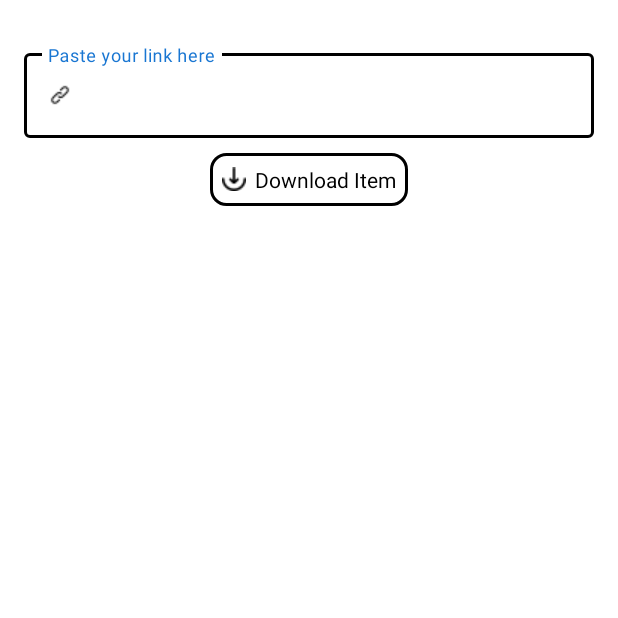
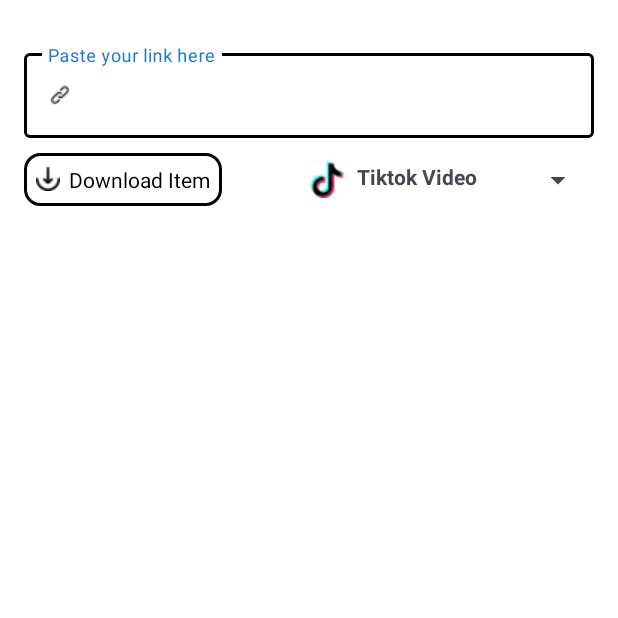
Before and after one commit to pahmiw/downly, an Android app: the screen it shows after launch (MainActivity), on a phone screen of 412 x 824 dp, the top half of it. Run offline under Robolectric (Android 15) with nearby library versions, the phone set to English and light mode, and no system bars; our stand-ins replace Timber; libraries missing offline, so code that uses them is left out: com.fondesa.kpermissions, com.liulishuo.filedownloader; 3 statements that could not run were skipped.

Commit message:
revamp ui downly with spinner choice

```diff
--- a/app/src/main/AndroidManifest.xml
+++ b/app/src/main/AndroidManifest.xml
@@ -20,7 +20,7 @@
         android:theme="@style/Theme.DownloaderApp"
         tools:targetApi="31">
         <activity
-            android:name="id.downly.MainActivity"
+            android:name="id.downly.main.MainActivity"
             android:exported="true">
             <intent-filter>
                 <action android:name="android.intent.action.MAIN" />
--- a/app/src/main/java/id/downly/ItemDownloaded.kt
+++ b/app/src/main/java/id/downly/entity/ItemDownloaded.kt
@@ -1,4 +1,4 @@
-package id.downly
+package id.downly.entity
 
 import android.graphics.Bitmap
 
--- /dev/null
+++ b/app/src/main/java/id/downly/entity/SupportedFile.kt
@@ -0,0 +1,12 @@
+package id.downly.entity
+
+import androidx.annotation.DrawableRes
+
+/**
+ * @Author Ahmad Pahmi Created on December 2024
+ */
+data class SupportedFile(
+    val id: Int,
+    val name: String,
+    @DrawableRes val image: Int
+)
--- a/app/src/main/java/id/downly/extension/ThumbnailExtension.kt
+++ b/app/src/main/java/id/downly/extension/ThumbnailExtension.kt
@@ -8,7 +8,6 @@ import android.graphics.Paint
 import android.graphics.pdf.PdfRenderer
 import android.media.MediaMetadataRetriever
 import android.os.ParcelFileDescriptor
-import com.github.barteksc.pdfviewer.PDFView
 import java.io.File
 
 /**
--- a/app/src/main/java/id/downly/DownloadAdapter.kt
+++ b/app/src/main/java/id/downly/main/DownloadAdapter.kt
@@ -1,4 +1,4 @@
-package id.downly
+package id.downly.main
 
 import android.content.Intent
 import android.net.Uri
@@ -8,9 +8,10 @@ import androidx.recyclerview.widget.DiffUtil
 import androidx.recyclerview.widget.RecyclerView
 import com.bumptech.glide.Glide
 import com.bumptech.glide.load.engine.DiskCacheStrategy
+import id.downly.R
 import id.downly.databinding.ItemDownloadedBinding
+import id.downly.entity.ItemDownloaded
 import java.io.File
-import timber.log.Timber
 
 
 /**
@@ -39,7 +40,7 @@ class DownloadAdapter : RecyclerView.Adapter<DownloadAdapter.DownloadViewHolder>
             override fun areItemsTheSame(
                 oldItemPosition: Int,
                 newItemPosition: Int
-            ): Boolean = downloadedItems[oldItemPosition] == newList[newItemPosition]
+            ): Boolean = downloadedItems[oldItemPosition].path == newList[newItemPosition].path
 
             override fun areContentsTheSame(
                 oldItemPosition: Int,
@@ -62,8 +63,6 @@ class DownloadAdapter : RecyclerView.Adapter<DownloadAdapter.DownloadViewHolder>
                 .diskCacheStrategy(DiskCacheStrategy.ALL)
                 .into(binding.ivFile)
 
-            Timber.tag("ISINYAA").d("asuw $item")
-
             binding.tvTitle.text = item.name
 
             binding.root.setOnClickListener {
--- a/app/src/main/java/id/downly/MainActivity.kt
+++ b/app/src/main/java/id/downly/main/MainActivity.kt
@@ -1,4 +1,4 @@
-package id.downly
+package id.downly.main
 
 import android.graphics.Bitmap
 import android.os.Bundle
@@ -7,6 +7,9 @@ import android.view.View
 import android.webkit.MimeTypeMap.getFileExtensionFromUrl
 import android.widget.Toast
 import androidx.appcompat.app.AppCompatActivity
+import androidx.core.view.isVisible
+import androidx.core.widget.doOnTextChanged
+import androidx.lifecycle.lifecycleScope
 import androidx.recyclerview.widget.GridLayoutManager
 import com.fondesa.kpermissions.allGranted
 import com.fondesa.kpermissions.anyPermanentlyDenied
@@ -15,7 +18,10 @@ import com.fondesa.kpermissions.extension.permissionsBuilder
 import com.liulishuo.filedownloader.BaseDownloadTask
 import com.liulishuo.filedownloader.FileDownloadListener
 import com.liulishuo.filedownloader.FileDownloader
+import id.downly.R
 import id.downly.databinding.ActivityMainBinding
+import id.downly.entity.ItemDownloaded
+import id.downly.entity.SupportedFile
 import id.downly.extension.createThumbnailFromImage
 import id.downly.extension.createThumbnailFromPdf
 import id.downly.extension.createThumbnailFromVideo
@@ -27,6 +33,7 @@ import kotlinx.coroutines.CoroutineScope
 import kotlinx.coroutines.Dispatchers
 import kotlinx.coroutines.SupervisorJob
 import kotlinx.coroutines.cancel
+import kotlinx.coroutines.delay
 import kotlinx.coroutines.launch
 import kotlinx.coroutines.withContext
 import timber.log.Timber
@@ -46,12 +53,13 @@ class MainActivity : AppCompatActivity() {
         ).build()
     }
 
+    private var fileExtension: String? = null
+
     override fun onCreate(savedInstanceState: Bundle?) {
         super.onCreate(savedInstanceState)
         _binding = ActivityMainBinding.inflate(layoutInflater)
         setContentView(binding.root)
         handlePermissionRequest()
-
 
         setupView()
         FileDownloader.setup(this)
@@ -85,6 +93,44 @@ class MainActivity : AppCompatActivity() {
             }
         }
 
+        val supportedFiles = listOf(
+            SupportedFile(0, "Tiktok Video", R.drawable.tiktok),
+            SupportedFile(1, "Instagram Reels", R.drawable.reels),
+            SupportedFile(2, "Instagram Feed", R.drawable.instagram),
+            SupportedFile(3, "Twitter Video", R.drawable.twitter),
+            SupportedFile(4, "Linkedin Video", R.drawable.linkedin),
+        )
+
+        val iconMap = mapOf(
+            "tiktok.com" to supportedFiles[0],
+            "instagram.com/reel" to supportedFiles[1],
+            "www.instagram.com/p/" to supportedFiles[2],
+        )
+
+        val fileExtensionMap = mapOf(
+            "instagram.com/reel" to "mp4",
+            "www.instagram.com/p/" to "jpg",
+            "tiktok.com" to "mp4",
+        )
+        val spinnerAdapter = SupportedFileAdapter(supportedFiles)
+        binding.spinner.adapter = spinnerAdapter
+
+        binding.etYourLink.doOnTextChanged { url, _, _, _ ->
+            lifecycleScope.launch {
+                binding.progress.isVisible = true
+                delay(300)
+                if (url.isNullOrEmpty()) return@launch
+
+                fileExtension = fileExtensionMap.entries.firstOrNull {
+                    url.contains(it.key, true)
+                }?.value
+
+                iconMap.entries.firstOrNull { url.contains(it.key, true) }?.value?.let {
+                    binding.spinner.setSelection(it.id, true)
+                }
+                binding.progress.isVisible = false
+            }
+        }
         refreshDownloadList()
     }
 
@@ -98,7 +144,9 @@ class MainActivity : AppCompatActivity() {
     }
 
     private suspend fun downloadFile(url: String) = withContext(Dispatchers.IO) {
-        var fileExtension: String? = getFileExtensionFromUrl(url)
+        if (fileExtension.isNullOrEmpty()) {
+            fileExtension = getFileExtensionFromUrl(url)
+        }
 
         if (fileExtension.isNullOrEmpty()) {
             val mimeType = getMimeTypeFromUrl(url)
--- /dev/null
+++ b/app/src/main/java/id/downly/main/SupportedFileAdapter.kt
@@ -0,0 +1,50 @@
+package id.downly.main
+
+import android.view.LayoutInflater
+import android.view.View
+import android.view.ViewGroup
+import android.widget.BaseAdapter
+import id.downly.databinding.ItemSupportedFileBinding
+import id.downly.entity.SupportedFile
+
+/**
+ * @Author Ahmad Pahmi Created on December 2024
+ */
+class SupportedFileAdapter(private val items: List<SupportedFile>) : BaseAdapter() {
+    override fun getCount(): Int = items.size
+
+    override fun getItem(position: Int): SupportedFile = items[position]
+
+    override fun getItemId(position: Int): Long = items[position].id.toLong()
+
+    override fun getView(position: Int, convertView: View?, parent: ViewGroup?): View {
+        return createView(position, convertView, parent)
+    }
+
+    override fun getDropDownView(position: Int, convertView: View?, parent: ViewGroup?): View {
+        return createView(position, convertView, parent)
+    }
+
+    private fun createView(position: Int, convertView: View?, parent: ViewGroup?): View {
+        val binding: ItemSupportedFileBinding
+        val view: View
+
+        if (convertView == null) {
+            binding = ItemSupportedFileBinding.inflate(
+                LayoutInflater.from(parent?.context), parent, false
+            )
+            view = binding.root
+            view.tag = binding
+        } else {
+            binding = convertView.tag as ItemSupportedFileBinding
+            view = convertView
+        }
+
+        val item = items[position]
+        binding.ivFileType.setImageResource(item.image)
+        binding.tvName.text = item.name
+
+        return view
+    }
+
+}
--- a/app/src/main/res/layout/activity_main.xml
+++ b/app/src/main/res/layout/activity_main.xml
@@ -5,7 +5,7 @@
     android:layout_width="match_parent"
     android:layout_height="match_parent"
     android:background="@color/white"
-    tools:context="id.downly.MainActivity">
+    tools:context="id.downly.main.MainActivity">
 
     <com.google.android.material.textfield.TextInputLayout
         android:id="@+id/textInputLayout"
@@ -29,6 +29,26 @@
             android:textColor="@color/my_light_primary" />
     </com.google.android.material.textfield.TextInputLayout>
 
+    <Spinner
+        android:id="@+id/spinner"
+        android:layout_width="wrap_content"
+        android:layout_height="wrap_content"
+        android:spinnerMode="dropdown"
+        app:layout_constraintBottom_toBottomOf="@+id/tv_download_item"
+        app:layout_constraintEnd_toEndOf="@+id/textInputLayout"
+        app:layout_constraintTop_toTopOf="@+id/tv_download_item" />
+
+    <ProgressBar
+        android:id="@+id/progress_file_type"
+        android:layout_width="40dp"
+        android:layout_height="40dp"
+        android:layout_marginEnd="10dp"
+        android:visibility="gone"
+        app:layout_constraintBottom_toBottomOf="@+id/spinner"
+        app:layout_constraintEnd_toEndOf="@+id/textInputLayout"
+        app:layout_constraintTop_toTopOf="@+id/spinner"
+        tools:visibility="visible" />
+
     <TextView
         android:id="@+id/tv_download_item"
         android:layout_width="wrap_content"
@@ -40,7 +60,6 @@
         android:text="@string/download_item"
         android:textColor="@color/black"
         app:drawableStartCompat="@drawable/download"
-        app:layout_constraintEnd_toEndOf="@+id/textInputLayout"
         app:layout_constraintStart_toStartOf="@+id/textInputLayout"
         app:layout_constraintTop_toBottomOf="@+id/textInputLayout"
         tools:drawableStart="@drawable/download" />
--- /dev/null
+++ b/app/src/main/res/layout/item_supported_file.xml
@@ -0,0 +1,24 @@
+<?xml version="1.0" encoding="utf-8"?>
+<LinearLayout xmlns:android="http://schemas.android.com/apk/res/android"
+    android:layout_width="wrap_content"
+    android:layout_height="wrap_content"
+    android:orientation="horizontal"
+    android:padding="8dp">
+
+    <ImageView
+        android:id="@+id/iv_file_type"
+        android:layout_width="24dp"
+        android:layout_height="24dp"
+        android:layout_gravity="center"
+        android:src="@drawable/ic_icon_downly" />
+
+    <TextView
+        android:id="@+id/tv_name"
+        android:layout_width="wrap_content"
+        android:layout_height="wrap_content"
+        android:layout_marginStart="8dp"
+        android:ellipsize="end"
+        android:maxLines="2"
+        android:text="Any Download Typedfhjjh"
+        android:textStyle="bold" />
+</LinearLayout>
```
Also changed, not shown: app/src/main/res/drawable/ic_icon_downly.png (added), app/src/main/res/drawable/instagram.png (added), app/src/main/res/drawable/linkedin.png (added), app/src/main/res/drawable/pdf.png (added), app/src/main/res/drawable/reels.png (added), app/src/main/res/drawable/tiktok.png (added), app/src/main/res/drawable/twitter.png (added).
